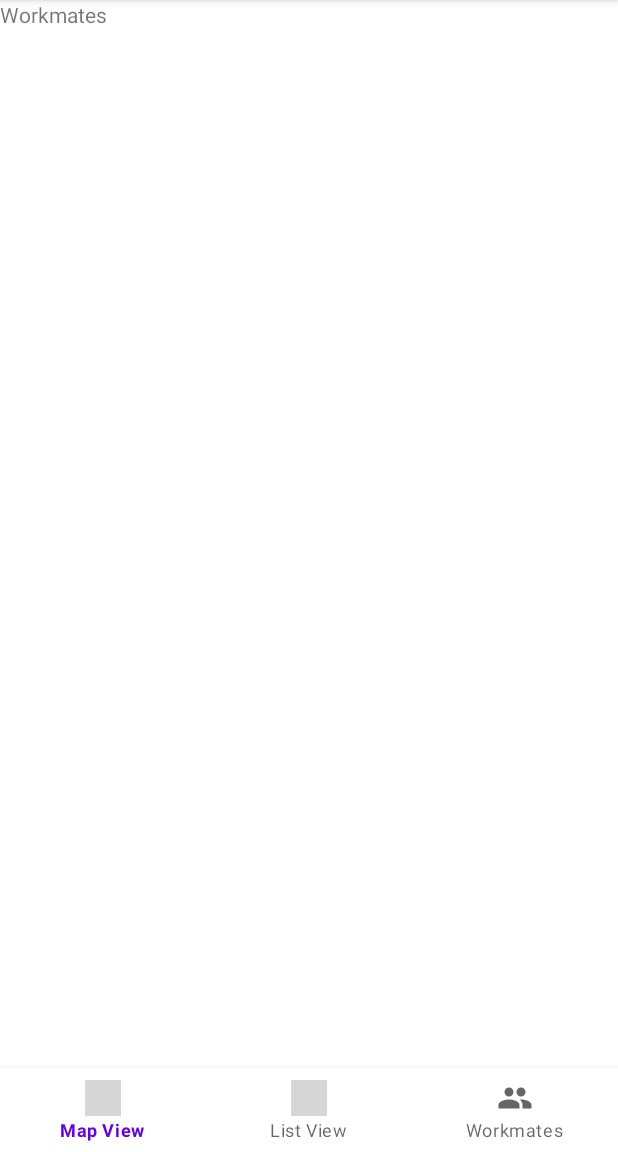
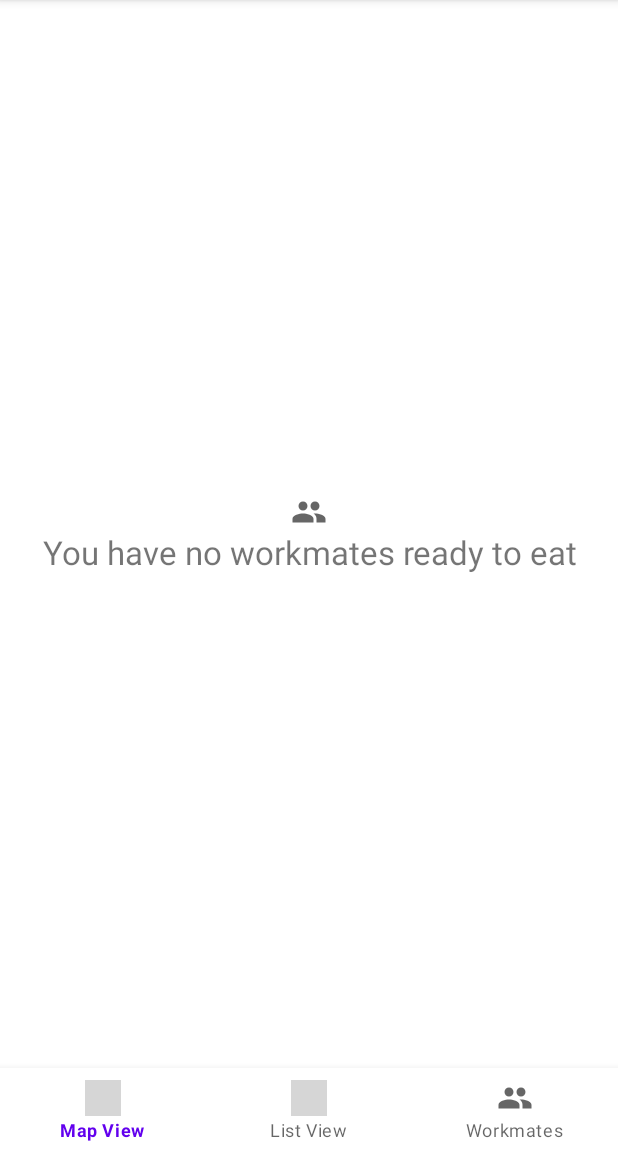
Before and after one commit to vigneaud-khalid/Go4Lunch, an Android app: the screen it shows after launch (MainActivity), on a phone screen of 412 x 824 dp, the part 84-1236 px from its top. Run offline under Robolectric (Android 15) with nearby library versions, the phone set to English and light mode, and no system bars; our stand-ins replace Firebase (no records; nobody signed in at launch, a user with empty details on screens opened directly); libraries missing offline, so code that uses them is left out: com.facebook, com.firebase.ui; 6 statements that could not run were skipped; grey boxes are pictures that could not be loaded.

```diff
--- a/app/src/main/java/com/khalid/go4lunch/di/ViewModelFactory.java
+++ b/app/src/main/java/com/khalid/go4lunch/di/ViewModelFactory.java
@@ -46,10 +46,7 @@ public class ViewModelFactory implements ViewModelProvider.Factory {
         if (modelClass.isAssignableFrom(WorkmateViewModel.class)) {
 
 
-            //return (T) new WorkmateViewModel(goRepository, executor);
-            return null;
-
-
+            return (T) new WorkmateViewModel(goRepository, executor);
         }
         throw new IllegalArgumentException("Unknown ViewModel class");
     }
--- a/app/src/main/java/com/khalid/go4lunch/ui/WorkmatesFragment.java
+++ b/app/src/main/java/com/khalid/go4lunch/ui/WorkmatesFragment.java
@@ -1,22 +1,72 @@
 package com.khalid.go4lunch.ui;
 
+import android.content.Context;
 import android.os.Bundle;
 
 import androidx.fragment.app.Fragment;
+import androidx.lifecycle.MutableLiveData;
+import androidx.lifecycle.Observer;
+import androidx.lifecycle.ViewModelProvider;
+import androidx.recyclerview.widget.DividerItemDecoration;
+import androidx.recyclerview.widget.LinearLayoutManager;
+import androidx.recyclerview.widget.RecyclerView;
 
 import android.view.LayoutInflater;
 import android.view.View;
 import android.view.ViewGroup;
 
 import com.khalid.go4lunch.R;
+import com.khalid.go4lunch.di.DI;
+import com.khalid.go4lunch.di.ViewModelFactory;
+import com.khalid.go4lunch.model.Workmate;
+import com.khalid.go4lunch.repository.GoRepository;
+import com.khalid.go4lunch.viewmodel.WorkmateViewModel;
+
+import java.util.List;
 
 public class WorkmatesFragment extends Fragment {
 
+    private GoRepository mGoRep;
+    private MutableLiveData<List<Workmate>> mWorkmates;
+    private RecyclerView mRecyclerView;
+    private WorkmateViewModel mWorkmateViewModel;
+
+    @Override
+    public void onCreate(Bundle savedInstanceState) {
+        super.onCreate(savedInstanceState);
+        configureViewModel();
+
+    }
 
     @Override
     public View onCreateView(LayoutInflater inflater, ViewGroup container,
                              Bundle savedInstanceState) {
         // Inflate the layout for this fragment
-        return inflater.inflate(R.layout.fragment_workmates, container, false);
+        View view = inflater.inflate(R.layout.fragment_workmates, container, false);
+        Context context = view.getContext();
+        mRecyclerView = view.findViewById(R.id.list_workmates);
+        mRecyclerView.setLayoutManager(new LinearLayoutManager(context));
+        mRecyclerView.addItemDecoration(new DividerItemDecoration(getContext(), DividerItemDecoration.VERTICAL));
+        return view;
     }
+
+    /**
+     * Init the List of neighbours
+     */
+    private void initList() {
+        mWorkmateViewModel.getAllWorkmates().observe(this,  allWorkmates -> {
+        mRecyclerView.setAdapter(new WorkmatesAdapter(allWorkmates));
+        });
+    }
+
+    @Override
+    public void onResume() {
+        super.onResume();
+        initList();
+    }
+    // Configuring ViewModel
+    private void configureViewModel() {
+        this.mWorkmateViewModel = new ViewModelProvider(this, ViewModelFactory.getInstance(requireContext())).get(WorkmateViewModel.class);
+    }
+
 }
--- a/app/src/main/java/com/khalid/go4lunch/viewmodel/WorkmateViewModel.java
+++ b/app/src/main/java/com/khalid/go4lunch/viewmodel/WorkmateViewModel.java
@@ -21,10 +21,9 @@ public class WorkmateViewModel extends ViewModel {
     private final Executor executor;
     private LiveData<List<Workmate>> workmatesLiveData;
 
-    public WorkmateViewModel(GoRepository goRepository, Executor executor, LiveData<List<Workmate>> workmatesLiveData) {
+    public WorkmateViewModel(GoRepository goRepository,Executor executor) {
         this.goRepository = goRepository;
         this.executor = executor;
-        this.workmatesLiveData = workmatesLiveData;
     }
 
 
--- /dev/null
+++ b/app/src/main/res/drawable/bkg_oval.xml
@@ -0,0 +1,5 @@
+<?xml version="1.0" encoding="utf-8"?>
+<shape xmlns:android="http://schemas.android.com/apk/res/android"
+    android:shape="oval">
+    <solid android:color="#000" />
+</shape>
--- a/app/src/main/res/layout/fragment_workmates.xml
+++ b/app/src/main/res/layout/fragment_workmates.xml
@@ -1,13 +1,28 @@
 <?xml version="1.0" encoding="utf-8"?>
-<FrameLayout xmlns:android="http://schemas.android.com/apk/res/android"
+<RelativeLayout xmlns:android="http://schemas.android.com/apk/res/android"
     xmlns:tools="http://schemas.android.com/tools"
     android:layout_width="match_parent"
     android:layout_height="match_parent"
     tools:context=".ui.WorkmatesFragment">
 
     <TextView
+        android:id="@+id/lbl_no_workmate"
         android:layout_width="wrap_content"
         android:layout_height="wrap_content"
-        android:text="Workmates"/>
+        android:layout_centerInParent="true"
+        android:drawableTop="@drawable/ic_baseline_people_24"
+        android:gravity="center_horizontal"
+        android:text="@string/no_workmate"
+        android:textSize="22sp"
+        tools:visibility="gone" />
 
-</FrameLayout>
+    <androidx.recyclerview.widget.RecyclerView
+        android:id="@+id/list_workmates"
+        android:layout_width="match_parent"
+        android:layout_height="match_parent"
+        android:clipToPadding="false"
+        android:paddingBottom="88dp"
+        tools:itemCount="5"
+        tools:listitem="@layout/item_workmate" />
+
+</RelativeLayout>
--- a/app/src/main/res/values/strings.xml
+++ b/app/src/main/res/values/strings.xml
@@ -10,6 +10,10 @@
     <string name="facebook_app_id" translatable="false">447303234017782</string>
     <string name="fb_login_protocol_scheme" translatable="false">fb447303234017782</string>
     <string name="facebook_client_token" translatable="false">    </string>
+
+    <string name="no_workmate">You have no workmates ready to eat</string>
+
+
 
     <string name="title_activity_main2">MainActivity2</string>
     <!-- Strings used for fragments for navigation -->
```
Also changed, not shown: app/src/main/java/com/khalid/go4lunch/repository/GoRepository.java (+4 -3 lines), app/src/main/java/com/khalid/go4lunch/ui/MainActivity.java (+1 -13 lines), app/src/main/java/com/khalid/go4lunch/ui/WorkmatesAdapter.java (added, +129 -0 lines), app/src/main/java/com/khalid/go4lunch/ui/restaurant_list/ListRestaurantActivity.java (deleted, +0 -33 lines), app/src/main/java/com/khalid/go4lunch/ui/restaurant_list/RestaurantFragment.java (deleted, +0 -23 lines), app/src/main/res/layout/activity_list_restaurant.xml (deleted, +0 -20 lines), app/src/main/res/layout/fragment_restaurant.xml (deleted, +0 -13 lines), app/src/main/res/layout/item_workmate.xml (added, +43 -0 lines), app/src/main/res/menu/menu_list_restaurant.xml (deleted, +0 -9 lines).
